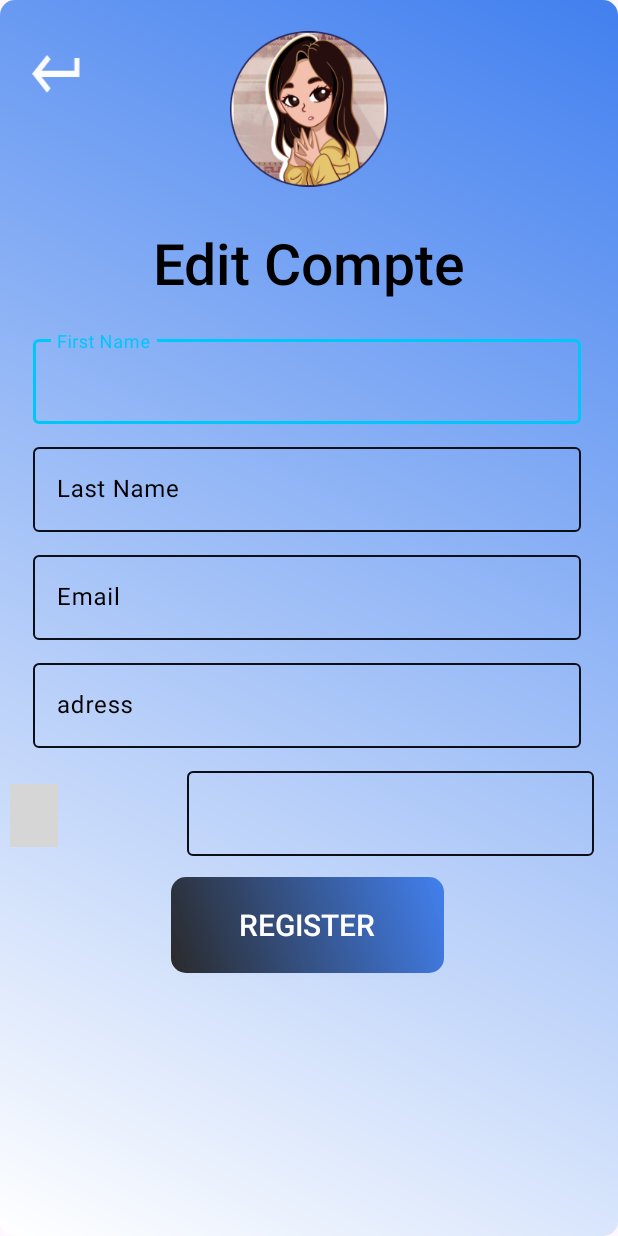
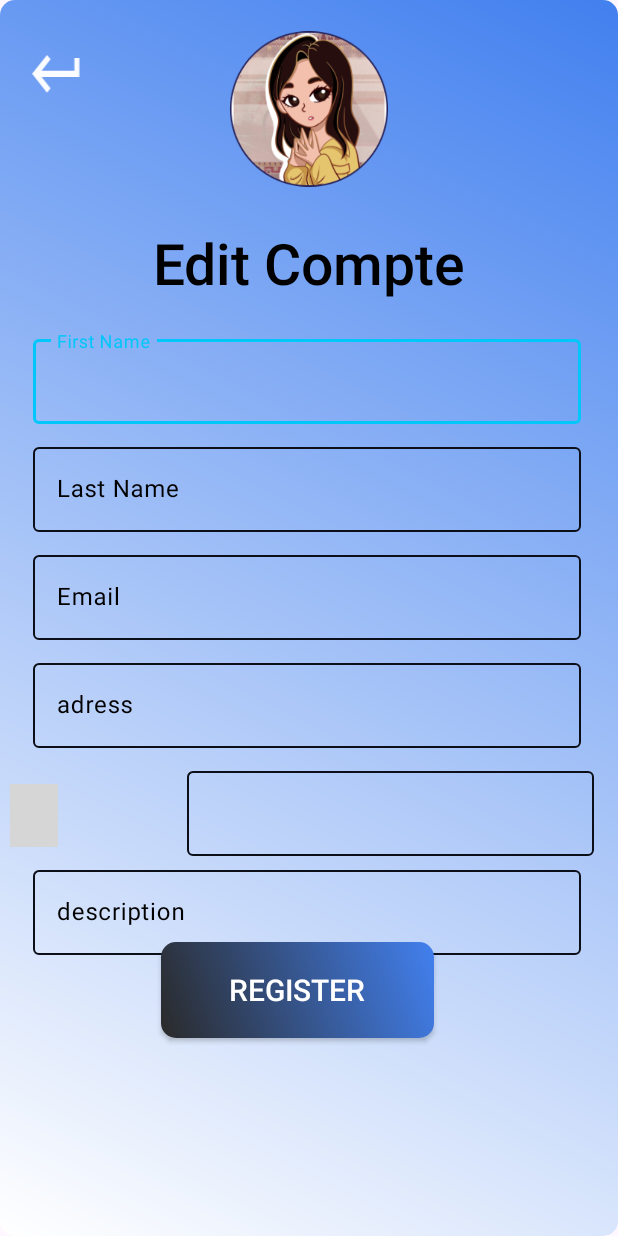
Before and after one commit to chebbi4m/PDM-Android-EmpowerLink, an Android app: the EditProfileActivity screen opened directly, with no data from a screen before it, on a phone screen of 412 x 824 dp. Run offline under Robolectric (Android 15) with nearby library versions, the phone set to English and light mode, and no system bars; libraries missing offline, so code that uses them is left out: com.auth0.android; plain views replace CountryCodePicker; grey boxes are pictures that could not be loaded.

Commit message:
last change

```diff
--- a/app/src/main/java/tn/esprit/pdm/ProfileActivity.kt
+++ b/app/src/main/java/tn/esprit/pdm/ProfileActivity.kt
@@ -40,6 +40,8 @@ class ProfileActivity: AppCompatActivity() {
 
         // Utilisez les informations du token
         binding.tiusername.text = decodedToken.username
+
+        binding.textView8.text=decodedToken.description
        // binding
     }
     override fun onCreateOptionsMenu(menu: Menu?): Boolean {
--- a/app/src/main/java/tn/esprit/pdm/models/request/LoginRequest.kt
+++ b/app/src/main/java/tn/esprit/pdm/models/request/LoginRequest.kt
@@ -15,5 +15,6 @@ data class LoginRequest(
     var adress: String? = null,
     var number: String? = null,
     var userId:String? = null,
+    var description:String?=null,
 
 ) : Serializable
--- a/app/src/main/java/tn/esprit/pdm/uikotlin/login/EditProfileActivity.kt
+++ b/app/src/main/java/tn/esprit/pdm/uikotlin/login/EditProfileActivity.kt
@@ -54,7 +54,8 @@ class EditProfileActivity:AppCompatActivity() {
             lastname = binding.lastName.text.toString(),
             email = binding.email.text.toString(),
             adress = binding.adress.text.toString(),
-            number = binding.phonenumber.text.toString()
+            number = binding.phonenumber.text.toString(),
+            description = binding.description.text.toString()
         )
 
         // Appeler la méthode d'inscription de l'API
--- a/app/src/main/java/tn/esprit/pdm/uikotlin/login/LoginActivite.kt
+++ b/app/src/main/java/tn/esprit/pdm/uikotlin/login/LoginActivite.kt
@@ -85,7 +85,7 @@ class LoginActivity : AppCompatActivity() {
                         sessionManager.setUserId(response.body()?.get("token").toString())
                         sessionManager.setUserEmail(response.body()?.get("token").toString())
                         sessionManager.setUserName(response.body()?.get("token").toString())
-
+                        sessionManager.setuSERDescription(response.body()?.get("token").toString())
                         val intent = Intent(this@LoginActivity, HomePageActivity::class.java)
                         intent.addFlags(Intent.FLAG_ACTIVITY_NEW_TASK or Intent.FLAG_ACTIVITY_CLEAR_TOP)
                         startActivity(intent)
--- a/app/src/main/res/layout/activity_edit.xml
+++ b/app/src/main/res/layout/activity_edit.xml
@@ -2,11 +2,10 @@
 <androidx.constraintlayout.widget.ConstraintLayout xmlns:android="http://schemas.android.com/apk/res/android"
     xmlns:app="http://schemas.android.com/apk/res-auto"
     xmlns:tools="http://schemas.android.com/tools"
-    android:background="@drawable/textbg"
     android:layout_width="match_parent"
     android:layout_height="match_parent"
-    tools:context=".uikotlin.login.EditProfileActivity"
-    >
+    android:background="@drawable/textbg"
+    tools:context=".uikotlin.login.EditProfileActivity">
 
     <ImageView
         android:id="@+id/backButton"
@@ -69,6 +68,7 @@
             android:textColor="#74D386"
             android:textColorHint="#74D386" />
     </com.google.android.material.textfield.TextInputLayout>
+
     <com.google.android.material.textfield.TextInputLayout
         android:id="@+id/lastNameField"
         android:layout_width="365dp"
@@ -92,6 +92,7 @@
             android:textColor="#74D386"
             android:textColorHint="#74D386" />
     </com.google.android.material.textfield.TextInputLayout>
+
     <com.google.android.material.textfield.TextInputLayout
         android:id="@+id/textInputLayout2"
         android:layout_width="365dp"
@@ -115,6 +116,7 @@
             android:textColor="#74D386"
             android:textColorHint="#74D386" />
     </com.google.android.material.textfield.TextInputLayout>
+
     <com.google.android.material.textfield.TextInputLayout
         android:id="@+id/passwordField"
         android:layout_width="365dp"
@@ -139,6 +141,7 @@
             android:textColor="#74D386"
             android:textColorHint="#74D386" />
     </com.google.android.material.textfield.TextInputLayout>
+
 
     <com.google.android.material.textfield.TextInputLayout
         android:id="@+id/phoneNumberField"
@@ -184,20 +187,45 @@
         app:layout_constraintStart_toStartOf="parent"
         app:layout_constraintTop_toBottomOf="@+id/passwordField" />
 
+    <com.google.android.material.textfield.TextInputLayout
+        android:id="@+id/descriptionField"
+        android:layout_width="365dp"
+        android:layout_height="62dp"
+        android:layout_marginLeft="15dp"
+        android:layout_marginTop="10dp"
+        android:layout_marginRight="15dp"
+        android:hint="description"
+
+        android:textColorHint="@color/black"
+        app:layout_constraintEnd_toEndOf="parent"
+        app:layout_constraintHorizontal_bias="0.428"
+        app:layout_constraintStart_toStartOf="parent"
+        app:layout_constraintTop_toBottomOf="@+id/countryCodePicker">
+
+        <com.google.android.material.textfield.TextInputEditText
+            android:id="@+id/description"
+            android:layout_width="match_parent"
+            android:layout_height="match_parent"
+            android:backgroundTint="#74D386"
+
+            android:textColor="#74D386"
+            android:textColorHint="#74D386" />
+    </com.google.android.material.textfield.TextInputLayout>
+
     <android.widget.Button
         android:id="@+id/register_button"
         android:layout_width="182dp"
         android:layout_height="64dp"
-        android:layout_marginTop="20dp"
+        android:layout_marginBottom="132dp"
         android:background="@drawable/btn_bg"
         android:clickable="true"
         android:elevation="1dp"
         android:text="Register"
         android:textColor="@color/white"
         android:textSize="20sp"
+        app:layout_constraintBottom_toBottomOf="parent"
         app:layout_constraintEnd_toEndOf="parent"
-        app:layout_constraintHorizontal_bias="0.497"
-        app:layout_constraintStart_toStartOf="parent"
-        app:layout_constraintTop_toBottomOf="@+id/countryCodePicker" />
+        app:layout_constraintHorizontal_bias="0.467"
+        app:layout_constraintStart_toStartOf="parent" />
 
 </androidx.constraintlayout.widget.ConstraintLayout>
```
Also changed, not shown: app/src/main/java/tn/esprit/pdm/uikotlin/SessionManager.kt (+16 -3 lines), app/src/main/res/layout/activity_profil.xml (+8 -0 lines).
